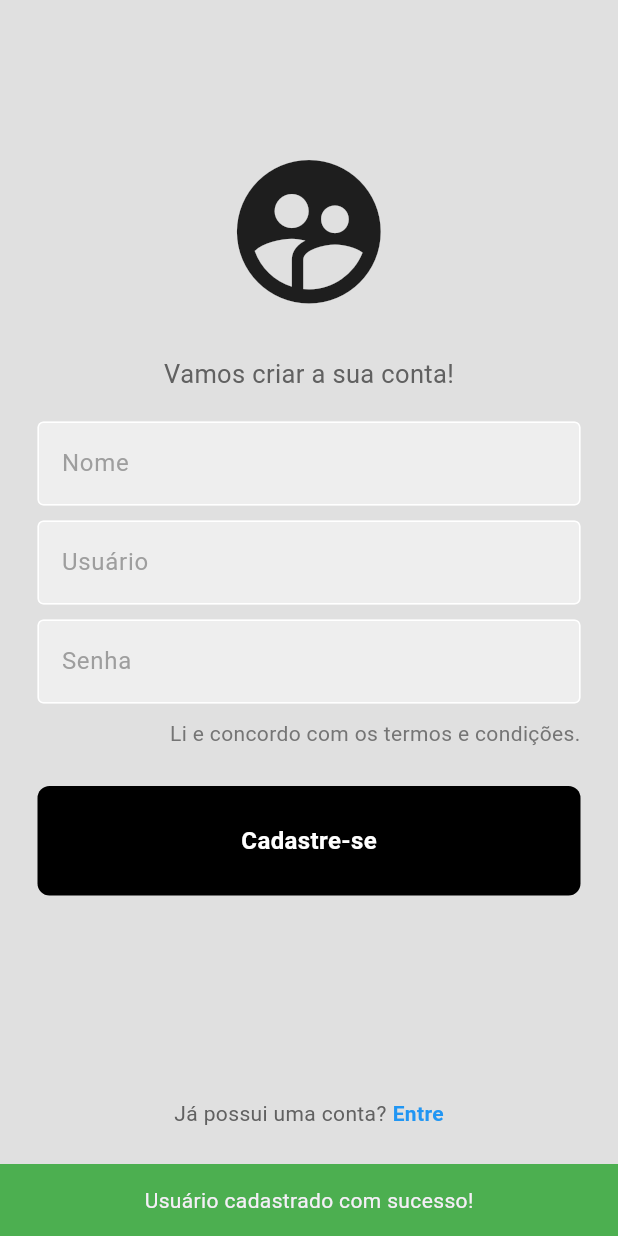
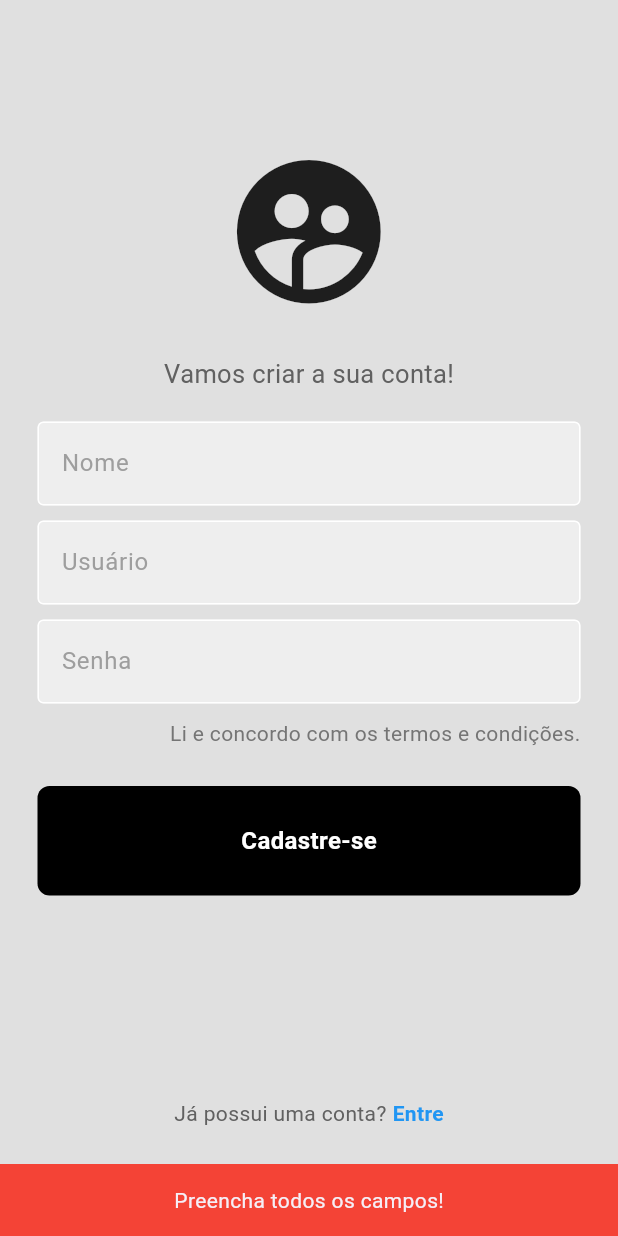
Before and after one commit to pbgollo/flutter-todo-app, a Flutter app: the RegisterPage screen opened directly, after a tap on "Cadastre-se", on a phone screen of 412 x 824 dp. Run offline on Flutter 3.47's test engine with Material 3 defaults, Android fonts, the phone set to English and light mode, and no system bars; our stand-ins replace sqflite; accounts and stored records are empty.

Commit message:
Ajuste final no cadastro e login

```diff
--- a/lib/components/quadrado.dart
+++ b/lib/components/botao_quadrado.dart
@@ -5,14 +5,15 @@ class SquareTile extends StatelessWidget {
   final Function()? onTap;
 
   const SquareTile({
-    super.key,
+    Key? key,
     required this.onTap,
     required this.imagePath,
-  });
+  }) : super(key: key);
 
   @override
   Widget build(BuildContext context) {
     return GestureDetector(
+      onTap: onTap,
       child: Container(
         padding: const EdgeInsets.all(20),
         decoration: BoxDecoration(
--- a/lib/database/banco_helper.dart
+++ b/lib/database/banco_helper.dart
@@ -1,4 +1,3 @@
-// banco_helper.dart
 import 'dart:async';
 import 'package:path/path.dart';
 import 'package:sqflite/sqflite.dart';
--- a/lib/view/cadastro_gui.dart
+++ b/lib/view/cadastro_gui.dart
@@ -87,10 +87,22 @@ class RegisterPage extends StatelessWidget {
               // Botão de cadastro
               MyButton(
                 onTap: () async {
+                  String nome = nomeController.text;
+                  String nomeUsuario = usuarioController.text;
+                  String senha = senhaController.text;
+
+                  if (nome.isEmpty || nomeUsuario.isEmpty || senha.isEmpty) {
+                    ScaffoldMessenger.of(context).showSnackBar(
+                      const SnackBar(
+                        content: Center(child: Text('Preencha todos os campos!')),
+                        backgroundColor: Colors.red,
+                      ),
+                    );
+                  } else {
                     Usuario usuario = Usuario(
-                    nome: nomeController.text,
-                    usuario: usuarioController.text,
-                    senha: senhaController.text,
+                      nome: nome,
+                      usuario: nomeUsuario,
+                      senha: senha,
                     );
 
                     bool usuarioCadastrado = await _usuarioController.adicionarUsuario(usuario);
@@ -102,6 +114,10 @@ class RegisterPage extends StatelessWidget {
                           backgroundColor: Colors.green,
                         ),
                       );
+                      nomeController.clear();
+                      usuarioController.clear();
+                      senhaController.clear();
+                      Navigator.pop(context);
                     } else {
                       // Exibe Snackbar de erro
                       ScaffoldMessenger.of(context).showSnackBar(
@@ -110,6 +126,7 @@ class RegisterPage extends StatelessWidget {
                           backgroundColor: Colors.red,
                         ),
                       );
+                    }
                   }
                 },
                 buttonText: "Cadastre-se"
--- a/lib/view/principal_gui.dart
+++ b/lib/view/principal_gui.dart
@@ -1,7 +1,10 @@
 import 'package:flutter/material.dart';
+import 'package:trabalho_1/model/usuario.dart';
 
 class PrincipalPage extends StatelessWidget {
-  const PrincipalPage({super.key});
+  final Usuario? usuario;
+
+  const PrincipalPage({super.key, required this.usuario});
 
   @override
   Widget build(BuildContext context) {
```
Also changed, not shown: lib/view/login_gui.dart (+30 -5 lines). Lines whose indentation alone changed are shown as unchanged.
